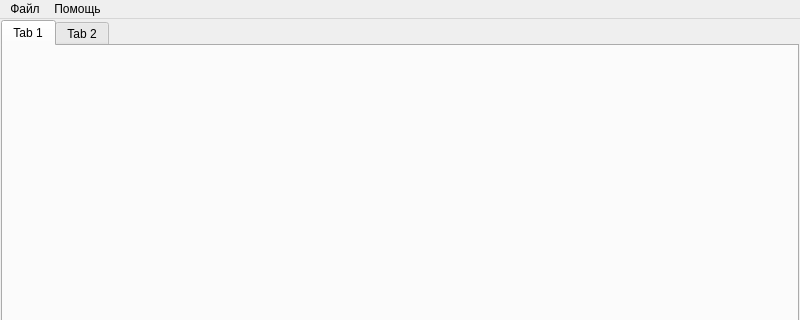
Old version of the form mainwindow.ui in the repository Intueor/PPK; both pictures show x 0 to 800 and y 0 to 320 of the 800 by 600 pixel window.
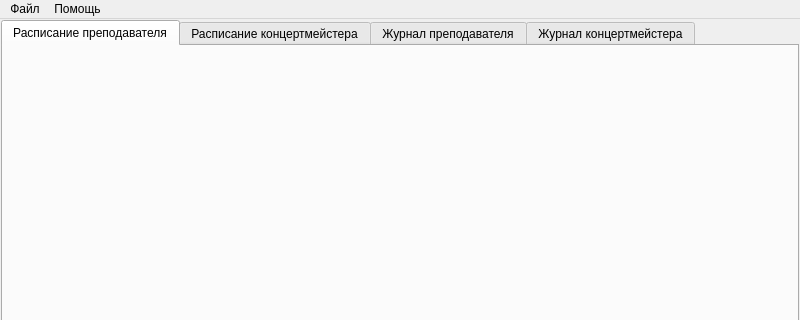
New version of the form. Icons and pictures are not drawn.

What changed in the file:
```diff
--- a/mainwindow.ui
+++ b/mainwindow.ui
@@ -36,14 +36,27 @@
     </property>
     <item>
      <widget class="QTabWidget" name="tabWidgetViews">
-      <widget class="QWidget" name="tab">
+      <property name="currentIndex">
+       <number>0</number>
+      </property>
+      <widget class="QWidget" name="tabTimetableP">
        <attribute name="title">
-        <string>Tab 1</string>
+        <string>Расписание преподавателя</string>
        </attribute>
       </widget>
       <widget class="QWidget" name="tab_2">
        <attribute name="title">
-        <string>Tab 2</string>
+        <string>Расписание концертмейстера</string>
+       </attribute>
+      </widget>
+      <widget class="QWidget" name="tabJournalP">
+       <attribute name="title">
+        <string>Журнал преподавателя</string>
+       </attribute>
+      </widget>
+      <widget class="QWidget" name="tabJournalK">
+       <attribute name="title">
+        <string>Журнал концертмейстера</string>
        </attribute>
       </widget>
      </widget>
```
Left out of the diff: 2 changed lines with no effect on the pictures.
